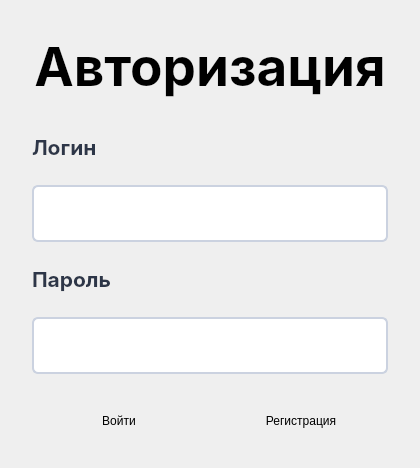
First picture: the form in client/ITSwarm/windows/login_window/loginwindow.ui, repository cpp-park-vk-education/2023_1_Rabotyagi, before the edit.
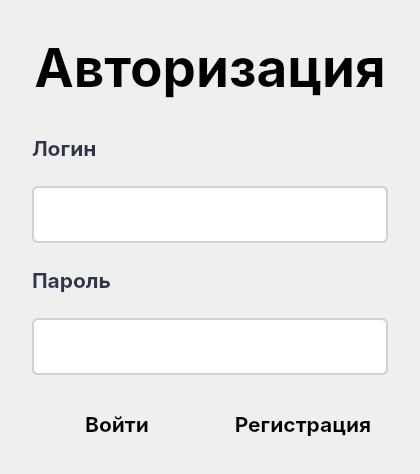
Second picture: the form after the edit.

Patch:
```diff
--- a/client/ITSwarm/windows/login_window/loginwindow.ui
+++ b/client/ITSwarm/windows/login_window/loginwindow.ui
@@ -7,7 +7,7 @@
     <x>0</x>
     <y>0</y>
     <width>420</width>
-    <height>468</height>
+    <height>474</height>
    </rect>
   </property>
   <property name="sizePolicy">
@@ -710,19 +710,27 @@
           <number>16</number>
          </property>
          <property name="leftMargin">
-          <number>4</number>
+          <number>0</number>
          </property>
          <property name="topMargin">
-          <number>4</number>
+          <number>0</number>
          </property>
          <property name="rightMargin">
-          <number>4</number>
+          <number>0</number>
          </property>
          <property name="bottomMargin">
-          <number>4</number>
+          <number>0</number>
          </property>
          <item>
           <widget class="QPushButton" name="loginButton">
+           <property name="font">
+            <font>
+             <family>Inter</family>
+             <pointsize>16</pointsize>
+             <weight>75</weight>
+             <bold>true</bold>
+            </font>
+           </property>
            <property name="styleSheet">
             <string notr="true"/>
            </property>
@@ -736,6 +744,14 @@
          </item>
          <item>
           <widget class="QPushButton" name="registrationButton">
+           <property name="font">
+            <font>
+             <family>Inter</family>
+             <pointsize>16</pointsize>
+             <weight>75</weight>
+             <bold>true</bold>
+            </font>
+           </property>
            <property name="styleSheet">
             <string notr="true"/>
            </property>
```
